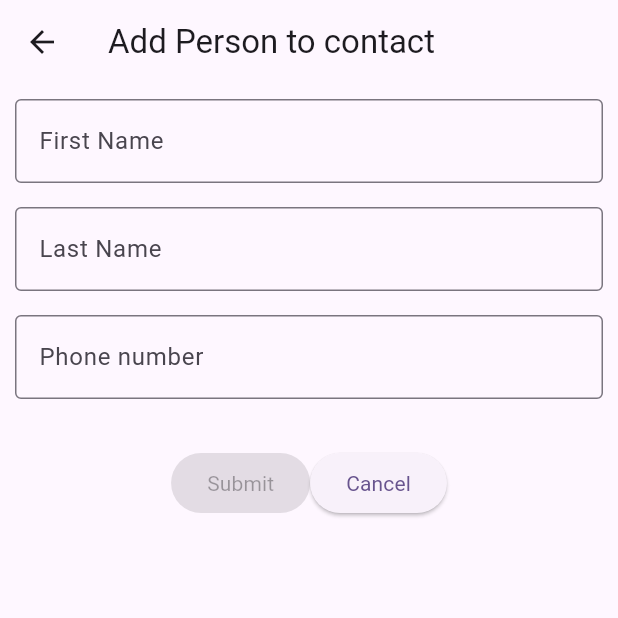
After one commit to SergueiMoscow/flutter_lessons_ui, a Flutter app: the screen it shows after launch, after a tap on the "add" icon, on a phone screen of 412 x 824 dp, the top half of it. The commit adds this screen. Run offline on Flutter 3.47's test engine with Material 3 defaults, Android fonts, the phone set to English and light mode, and no system bars; our stand-ins replace video_player; project files that could hold a hidden picture were left out.

Commit message:
Stateful Widget

```diff
--- a/lib/apps/layout_demo/layout_demo_app.dart
+++ b/lib/apps/layout_demo/layout_demo_app.dart
@@ -15,6 +15,7 @@ import 'package:flutter_ui/apps/layout_demo/single_child_layouts/overflow_exampl
 import 'package:flutter_ui/apps/layout_demo/single_child_layouts/padding_example_widget.dart';
 import 'package:flutter_ui/apps/layout_demo/single_child_layouts/sized_box_example_widget.dart';
 import 'package:flutter_ui/apps/layout_demo/single_child_layouts/transform_example_widget.dart';
+import 'package:flutter_ui/apps/state_widget/state_widget_demo_widget.dart';
 
 class LayoutDemoApp extends StatelessWidget {
   const LayoutDemoApp({super.key});
--- /dev/null
+++ b/lib/apps/state_widget/screens/add_person_widget.dart
@@ -0,0 +1,110 @@
+import 'package:flutter/material.dart';
+import 'package:flutter_ui/apps/state_widget/screens/number_format.dart';
+import 'package:flutter_ui/apps/state_widget/screens/person_contact.dart';
+
+class AddPersonWidget extends StatefulWidget {
+  const AddPersonWidget({super.key});
+
+  @override
+  State<AddPersonWidget> createState() => _AddPersonWidgetState();
+}
+
+class _AddPersonWidgetState extends State<AddPersonWidget> {
+  final _formKey = GlobalKey<FormState>();
+  PersonContact personContact = PersonContact();
+
+  @override
+  void initState() {
+    // TODO: implement initState
+    super.initState();
+  }
+
+  @override
+  Widget build(BuildContext context) {
+    return Scaffold(
+      appBar: AppBar(title: const Text('Add Person to contact')),
+      body: Container(
+        padding: const EdgeInsets.all(10),
+        child: Form(
+          key: _formKey,
+          child: Column(
+            children: [
+              // FirsName
+              TextFormField(
+                decoration: const InputDecoration(
+                  border: OutlineInputBorder(),
+                  hintText: 'First Name',
+                ),
+                onChanged: (value) {
+                  setState(() {
+                    personContact.firstName = value;
+                  });
+                },
+                validator: (value) => personContact.validateFirstName(),
+              ),
+              const SizedBox(height: 16, width: double.infinity,),
+
+              // LastName
+              TextFormField(
+                decoration: const InputDecoration(
+                  border: OutlineInputBorder(),
+                  hintText: 'Last Name',
+                ),
+                onChanged: (value) {
+                  setState(() {
+                    personContact.lastName = value;
+                  });
+                },
+                validator: (value) => personContact.validateLastName(),
+              ),
+              const SizedBox(height: 16, width: double.infinity,),
+
+              // Phone
+              TextFormField(
+                keyboardType: TextInputType.phone,
+                autocorrect: false,
+                inputFormatters: [
+                  NumberFormat(),
+                ],
+                decoration: const InputDecoration(
+                  border: OutlineInputBorder(),
+                  hintText: 'Phone number',
+                ),
+                onChanged: (value) {
+                  setState(() {
+                    personContact.phone = value;
+                  });
+                },
+                validator: (value) => personContact.validatePhone(),
+              ),
+              const SizedBox(height: 16, width: double.infinity,),
+
+              /// Buttons
+              Container(
+                padding: EdgeInsets.symmetric(vertical: 16),
+                alignment: Alignment.center,
+                child: Row(
+                  mainAxisAlignment: MainAxisAlignment.center,
+                  children: [
+                    ElevatedButton(
+                        onPressed: personContact.validate() ? (){
+                          Navigator.pop(context, personContact);
+                        } : null,
+                        child: Text(
+                          'Submit'
+                        ),
+                    ),
+                      SizedBox(),
+                    ElevatedButton(onPressed: (){
+                      Navigator.pop(context, null);
+                    }, child: Text('Cancel'))
+                  ],
+                ),
+              ),
+            ],
+          ),
+        ),
+      ),
+    );
+  }
+}
--- /dev/null
+++ b/lib/apps/state_widget/screens/number_format.dart
@@ -0,0 +1,17 @@
+import 'package:flutter/services.dart';
+
+class NumberFormat extends TextInputFormatter {
+
+  @override
+  TextEditingValue formatEditUpdate(
+      TextEditingValue oldValue, TextEditingValue newValue) {
+    String text = newValue.text;
+    if (newValue.selection.baseOffset == 0){
+      return newValue;
+    }
+    text = '+${text.replaceAll(RegExp(r'\D'), "")}';
+    return newValue.copyWith(text: text, selection: TextSelection.collapsed(
+      offset: text.length
+    ));
+  }
+}
--- /dev/null
+++ b/lib/apps/state_widget/screens/person_contact.dart
@@ -0,0 +1,39 @@
+class PersonContact {
+  late int id;
+  String firstName;
+  String lastName;
+  String phone;
+
+  PersonContact()
+      : firstName = '',
+        lastName = '',
+        phone = '';
+
+  PersonContact.of(this.firstName, this.lastName, this.phone);
+
+  @override
+  String toString() {
+    return 'PersonContact(firstName: $firstName, lastName: $lastName, phone: $phone)';
+  }
+
+  String? validateFirstName() {
+    if (firstName.isEmpty) return 'Please enter First name';
+    return null;
+  }
+
+  String? validateLastName() {
+    if (lastName.isEmpty) return 'Please enter Last name';
+    return null;
+  }
+
+  String? validatePhone() {
+    if (phone.isEmpty) return 'Please enter phone';
+    return null;
+  }
+
+  bool validate() {
+    return validateFirstName() == null &&
+        validateLastName() == null &&
+        validatePhone() == null;
+  }
+}
--- /dev/null
+++ b/lib/apps/state_widget/screens/person_contacts_widget.dart
@@ -0,0 +1,73 @@
+import 'package:flutter/material.dart';
+import 'package:flutter_ui/apps/state_widget/screens/add_person_widget.dart';
+import 'package:flutter_ui/apps/state_widget/screens/edit_person_widget.dart';
+import 'package:flutter_ui/apps/state_widget/screens/person_contact.dart';
+
+class PersonContactsWidget extends StatefulWidget {
+  const PersonContactsWidget({super.key});
+
+  @override
+  State<PersonContactsWidget> createState() => _PersonContactsWidgetState();
+}
+
+class _PersonContactsWidgetState extends State<PersonContactsWidget> {
+  List<PersonContact> contacts = [];
+
+  Future<void> _onAddContact(BuildContext context) async {
+    final PersonContact? result = await Navigator.push(
+        context, MaterialPageRoute(builder: (context) => AddPersonWidget()));
+    if (!context.mounted) return;
+    if (result == null) return;
+    setState(() {
+      result.id = contacts.length;
+      contacts.add(result);
+      ScaffoldMessenger.of(context)
+        ..removeCurrentSnackBar()
+        ..showSnackBar(const SnackBar(
+          content: Text('New contact added'),
+        ));
+    });
+  }
+
+  Future<void> _onEditContact(BuildContext context, index) async {
+    final PersonContact result = await Navigator.push(
+        context,
+        MaterialPageRoute(
+            builder: (context) => EditPersonWidget(initData: contacts[index])));
+    if (!context.mounted) return;
+
+    setState(() {
+      contacts[result.id] = result;
+      ScaffoldMessenger.of(context)
+        ..removeCurrentSnackBar()
+        ..showSnackBar(SnackBar(content: Text('Contact saved')));
+    });
+  }
+
+  @override
+  Widget build(BuildContext context) {
+    return Scaffold(
+      appBar: AppBar(title: const Text('Contact list')),
+      body: ListView.builder(
+        itemCount: contacts.length,
+        itemBuilder: (context, index) {
+          PersonContact person = contacts[index];
+          return ListTile(
+            title: Text('${person.firstName} ${person.lastName}'),
+            subtitle: Text(person.phone),
+            trailing: const Icon(Icons.edit),
+            onTap: () async {
+              _onEditContact(context, index);
+            },
+          );
+        },
+      ),
+      floatingActionButton: FloatingActionButton(
+        child: const Icon(Icons.add),
+        onPressed: () {
+          _onAddContact(context);
+        },
+      ),
+    );
+  }
+}
--- /dev/null
+++ b/lib/apps/state_widget/state_widget_demo_widget.dart
@@ -0,0 +1,13 @@
+import 'package:flutter/material.dart';
+import 'package:flutter_ui/apps/state_widget/screens/add_person_widget.dart';
+import 'package:flutter_ui/apps/state_widget/screens/person_contacts_widget.dart';
+
+class StateWidgetDemoWidget extends StatelessWidget {
+  const StateWidgetDemoWidget({super.key});
+
+  @override
+  Widget build(BuildContext context) {
+    // return const AddPersonWidget();
+    return const PersonContactsWidget();
+  }
+}
--- a/lib/main.dart
+++ b/lib/main.dart
@@ -9,6 +9,8 @@ import 'package:flutter_ui/apps/navigation_demo/navigation_demo.dart';
 import 'package:flutter_ui/apps/scrolling_demo/scrolling_demo_widget.dart';
 import 'package:flutter_ui/apps/ui_base_demo/components/theme_component.dart';
 import 'package:flutter_ui/apps/ui_base_demo/ui_base_demo_widget.dart';
+
+import 'apps/state_widget/state_widget_demo_widget.dart';
 
 void main() {
   runApp(const MyApp());
@@ -40,7 +42,10 @@ class MyApp extends StatelessWidget {
       // home: UiBaseDemoWidget(),
       // home: EventsDemoWidget(),
       // home: FormDemoWidget(),
-      home: NavigationDemo(),
+      // home: NavigationDemo(),
+      // home: LayoutDemoApp(),
+      home: StateWidgetDemoWidget(),
+
     );
   }
 }
```
Also changed, not shown: lib/apps/state_widget/screens/edit_person_widget.dart (added, +121 -0 lines).
